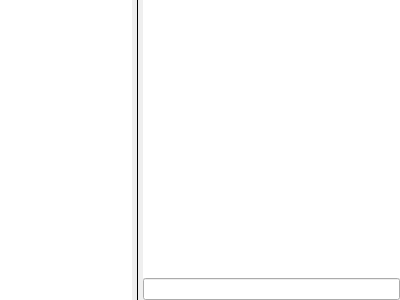
dyfet/tycho_sipwitchqt, file Desktop/sessions.ui: the form before one commit.
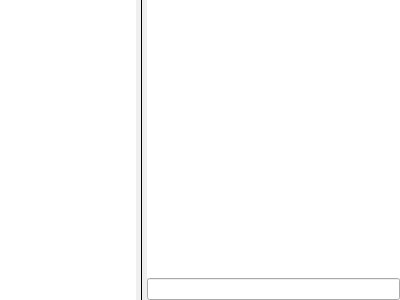
The form after the commit.

Patch:
```diff
--- a/Desktop/sessions.ui
+++ b/Desktop/sessions.ui
@@ -44,7 +44,7 @@
        </property>
        <property name="maximumSize">
         <size>
-         <width>132</width>
+         <width>136</width>
          <height>16777215</height>
         </size>
        </property>
```
